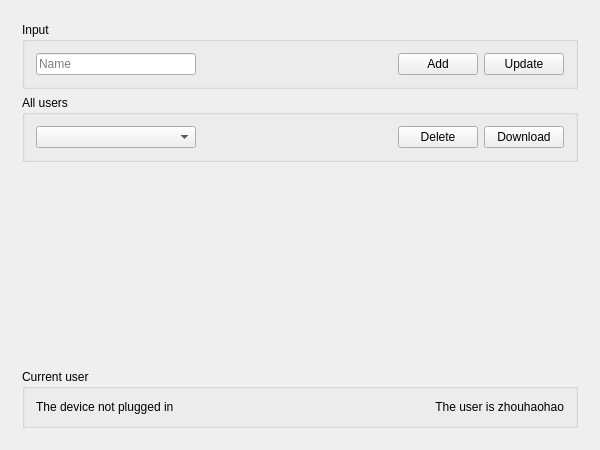
Old version of the form src/admin/mainwidget.ui in the repository MichaelLugq/ukey-auth.
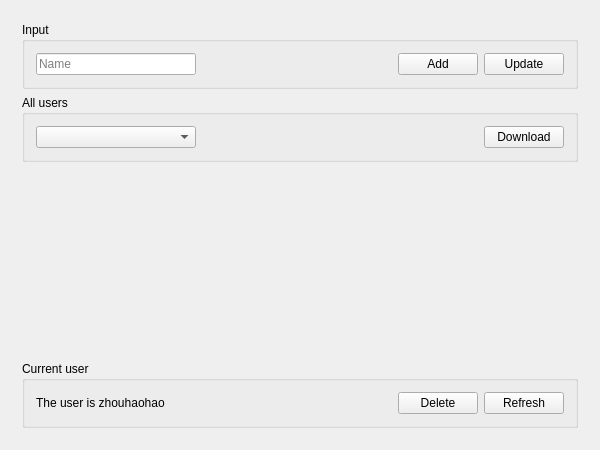
New version of the form.

Commit message: Show user information

The edit to the form file:
```diff
--- a/src/admin/mainwidget.ui
+++ b/src/admin/mainwidget.ui
@@ -127,13 +127,6 @@
             </property>
            </spacer>
           </item>
-          <item>
-           <widget class="QPushButton" name="btn_delete">
-            <property name="text">
-             <string>Delete</string>
-            </property>
-           </widget>
-          </item>
           <item>
            <widget class="QPushButton" name="btn_download">
             <property name="text">
@@ -163,20 +156,40 @@
           <string>Current user</string>
          </property>
          <layout class="QHBoxLayout" name="horizontalLayout_4">
-          <item>
-           <widget class="QLabel" name="label_device">
-            <property name="text">
-             <string>The device not plugged in </string>
-            </property>
-           </widget>
-          </item>
           <item>
            <widget class="QLabel" name="label_user">
             <property name="text">
              <string>The user is zhouhaohao</string>
             </property>
             <property name="alignment">
-             <set>Qt::AlignRight|Qt::AlignTrailing|Qt::AlignVCenter</set>
+             <set>Qt::AlignLeading|Qt::AlignLeft|Qt::AlignVCenter</set>
+            </property>
+           </widget>
+          </item>
+          <item>
+           <spacer name="horizontalSpacer_3">
+            <property name="orientation">
+             <enum>Qt::Horizontal</enum>
+            </property>
+            <property name="sizeHint" stdset="0">
+             <size>
+              <width>241</width>
+              <height>20</height>
+             </size>
+            </property>
+           </spacer>
+          </item>
+          <item>
+           <widget class="QPushButton" name="btn_delete">
+            <property name="text">
+             <string>Delete</string>
+            </property>
+           </widget>
+          </item>
+          <item>
+           <widget class="QPushButton" name="btn_refresh">
+            <property name="text">
+             <string>Refresh</string>
             </property>
            </widget>
           </item>
```
The commit also changes 2 other files.
